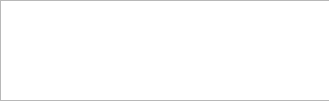
Qt form NxNandManager/opendrive.ui (eliboa/NxNandManager) before a commit.
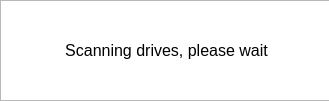
The same form after that commit.

```diff
--- a/NxNandManager/opendrive.ui
+++ b/NxNandManager/opendrive.ui
@@ -26,6 +26,67 @@
     <set>QAbstractItemView::AnyKeyPressed|QAbstractItemView::DoubleClicked|QAbstractItemView::EditKeyPressed</set>
    </property>
   </widget>
+  <widget class="QLabel" name="label">
+   <property name="geometry">
+    <rect>
+     <x>6</x>
+     <y>30</y>
+     <width>321</width>
+     <height>41</height>
+    </rect>
+   </property>
+   <property name="palette">
+    <palette>
+     <active>
+      <colorrole role="Base">
+       <brush brushstyle="SolidPattern">
+        <color alpha="255">
+         <red>170</red>
+         <green>0</green>
+         <blue>0</blue>
+        </color>
+       </brush>
+      </colorrole>
+     </active>
+     <inactive>
+      <colorrole role="Base">
+       <brush brushstyle="SolidPattern">
+        <color alpha="255">
+         <red>170</red>
+         <green>0</green>
+         <blue>0</blue>
+        </color>
+       </brush>
+      </colorrole>
+     </inactive>
+     <disabled>
+      <colorrole role="Base">
+       <brush brushstyle="SolidPattern">
+        <color alpha="255">
+         <red>240</red>
+         <green>240</green>
+         <blue>240</blue>
+        </color>
+       </brush>
+      </colorrole>
+     </disabled>
+    </palette>
+   </property>
+   <property name="font">
+    <font>
+     <pointsize>12</pointsize>
+    </font>
+   </property>
+   <property name="text">
+    <string>Scanning drives, please wait</string>
+   </property>
+   <property name="textFormat">
+    <enum>Qt::RichText</enum>
+   </property>
+   <property name="alignment">
+    <set>Qt::AlignCenter</set>
+   </property>
+  </widget>
  </widget>
  <resources/>
  <connections/>
```
